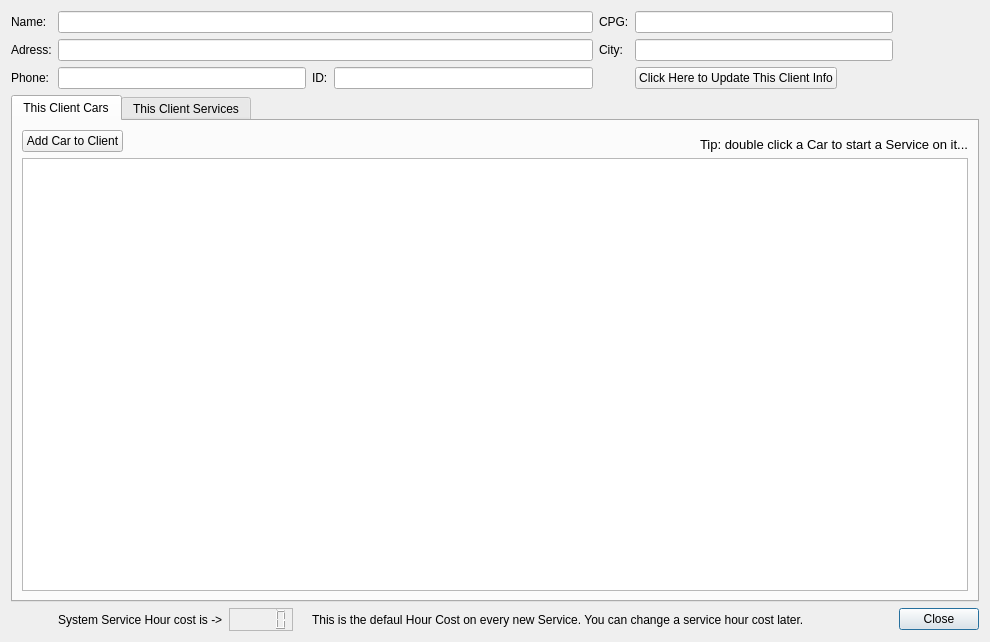
Above: Client_Services_History.ui from bedi1982/Oficina before the change. Below: the same form after it.
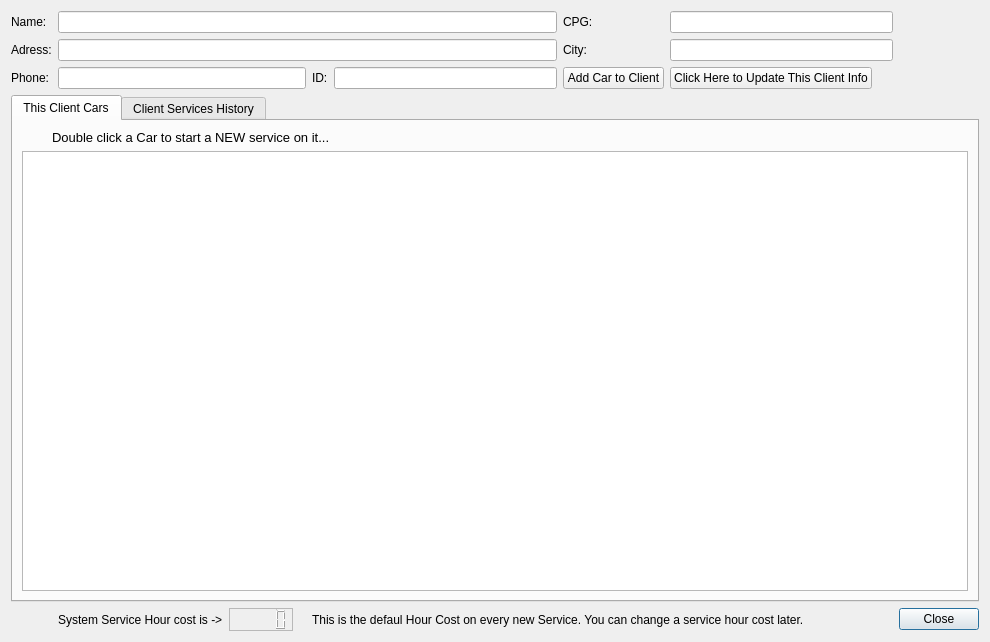
That is the form after the change. The open tabs and pages were chosen to show the change. Icons and pictures are not drawn.

What changed in the file:
```diff
--- a/Client_Services_History.ui
+++ b/Client_Services_History.ui
@@ -109,7 +109,7 @@
        <string>This Client Cars</string>
       </attribute>
       <layout class="QGridLayout" name="gridLayout_3">
-       <item row="1" column="0" colspan="5">
+       <item row="1" column="1" colspan="5">
         <widget class="QTableView" name="tbl_Client_Cars">
          <property name="toolTip">
           <string>Double click here to generate a new Service Order.</string>
@@ -122,7 +122,26 @@
          </property>
         </widget>
        </item>
-       <item row="0" column="4">
+       <item row="0" column="1">
+        <widget class="QLabel" name="label_3">
+         <property name="maximumSize">
+          <size>
+           <width>24</width>
+           <height>24</height>
+          </size>
+         </property>
+         <property name="text">
+          <string/>
+         </property>
+         <property name="pixmap">
+          <pixmap resource="images/images.qrc">:/emoticons/hint.png</pixmap>
+         </property>
+         <property name="scaledContents">
+          <bool>true</bool>
+         </property>
+        </widget>
+       </item>
+       <item row="0" column="2">
         <widget class="QLabel" name="lbl_Client_Services_History">
          <property name="sizePolicy">
           <sizepolicy hsizetype="Fixed" vsizetype="Preferred">
@@ -142,66 +161,18 @@
           </font>
          </property>
          <property name="text">
-          <string>Tip: double click a Car to start a Service on it...</string>
+          <string>Double click a Car to start a NEW service on it...</string>
          </property>
          <property name="alignment">
           <set>Qt::AlignBottom|Qt::AlignLeading|Qt::AlignLeft</set>
          </property>
         </widget>
        </item>
-       <item row="0" column="3">
-        <widget class="QLabel" name="label_3">
-         <property name="maximumSize">
-          <size>
-           <width>24</width>
-           <height>24</height>
-          </size>
-         </property>
-         <property name="text">
-          <string/>
-         </property>
-         <property name="pixmap">
-          <pixmap resource="images/images.qrc">:/emoticons/hint.png</pixmap>
-         </property>
-         <property name="scaledContents">
-          <bool>true</bool>
-         </property>
-        </widget>
-       </item>
-       <item row="0" column="0">
-        <widget class="QPushButton" name="btn_Add_Car_To_Client">
-         <property name="sizePolicy">
-          <sizepolicy hsizetype="Fixed" vsizetype="Fixed">
-           <horstretch>0</horstretch>
-           <verstretch>0</verstretch>
-          </sizepolicy>
-         </property>
-         <property name="maximumSize">
-          <size>
-           <width>16777215</width>
-           <height>32</height>
-          </size>
-         </property>
-         <property name="text">
-          <string>Add Car to Client</string>
-         </property>
-         <property name="icon">
-          <iconset resource="images/images.qrc">
-           <normaloff>:/emoticons/carkey.png</normaloff>:/emoticons/carkey.png</iconset>
-         </property>
-         <property name="iconSize">
-          <size>
-           <width>24</width>
-           <height>24</height>
-          </size>
-         </property>
-        </widget>
-       </item>
       </layout>
      </widget>
      <widget class="QWidget" name="tab_Services">
       <attribute name="title">
-       <string>This Client Services</string>
+       <string>Client Services History</string>
       </attribute>
       <layout class="QGridLayout" name="gridLayout_2">
        <item row="0" column="0">
@@ -464,6 +435,35 @@
      </property>
     </widget>
    </item>
+   <item row="3" column="7">
+    <widget class="QPushButton" name="btn_Add_Car_To_Client">
+     <property name="sizePolicy">
+      <sizepolicy hsizetype="Fixed" vsizetype="Fixed">
+       <horstretch>0</horstretch>
+       <verstretch>0</verstretch>
+      </sizepolicy>
+     </property>
+     <property name="maximumSize">
+      <size>
+       <width>16777215</width>
+       <height>32</height>
+      </size>
+     </property>
+     <property name="text">
+      <string>Add Car to Client</string>
+     </property>
+     <property name="icon">
+      <iconset resource="images/images.qrc">
+       <normaloff>:/emoticons/carkey.png</normaloff>:/emoticons/carkey.png</iconset>
+     </property>
+     <property name="iconSize">
+      <size>
+       <width>24</width>
+       <height>24</height>
+      </size>
+     </property>
+    </widget>
+   </item>
   </layout>
  </widget>
  <resources>
```
Left out of the diff: 4 changed lines with no effect on the pictures.
